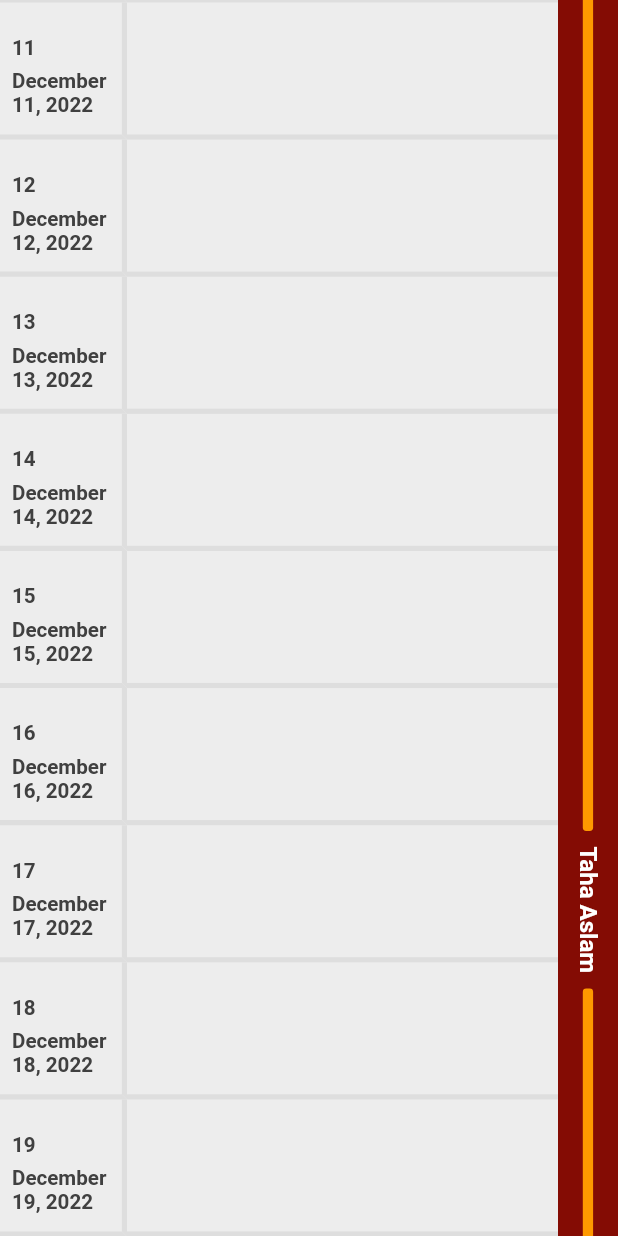
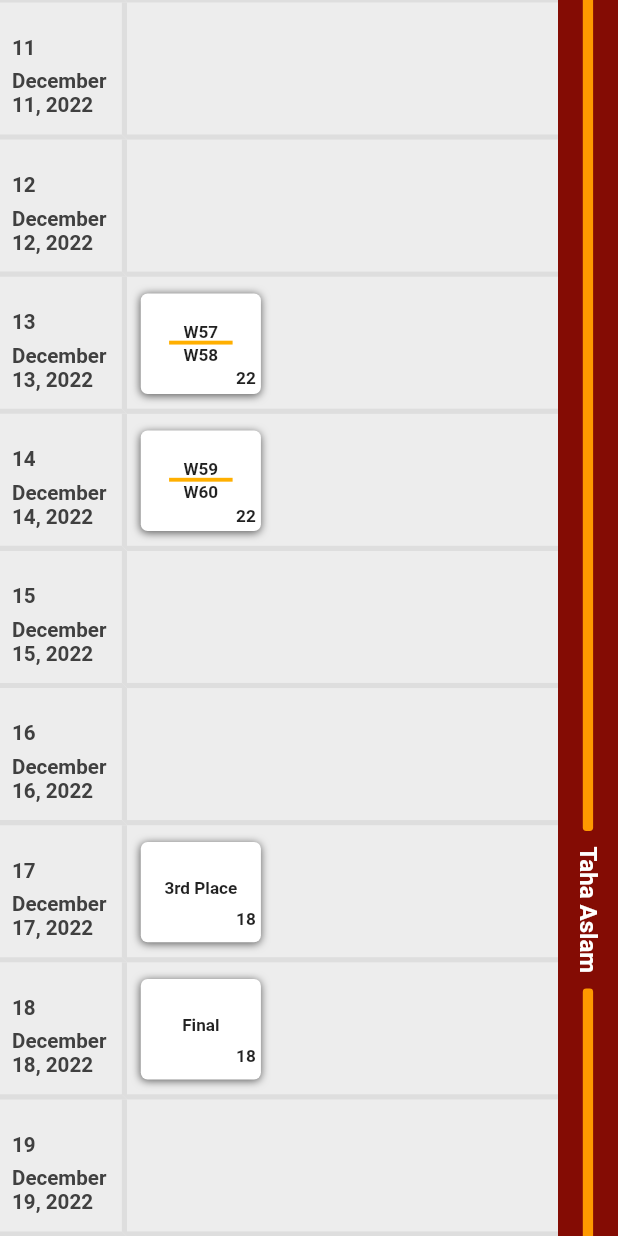
Before and after one commit to tahaaslam1/final_match_schedule, a Flutter app: the screen it shows after launch, scrolled down 1918 dp, on a phone screen of 412 x 824 dp. Run offline on Flutter 3.47's test engine with Material 2 defaults, Android fonts, the light colour scheme and no system bars; our stand-ins replace flutter_screenutil; Roboto replaces fonts that are missing (Ubuntu).

Commit message:
starting side bar

```diff
--- a/final_match_schedule/lib/data/tounament_data.dart
+++ b/final_match_schedule/lib/data/tounament_data.dart
@@ -724,10 +724,12 @@ class TournamentData {
       Match(
         matchId: 57,
         matchDateTime: DateTime.utc(2022, DateTime.december, 7, 11, 00, 00),
+        tournamentStage: TournamentStage.restDay,
       ),
       Match(
         matchId: 58,
         matchDateTime: DateTime.utc(2022, DateTime.december, 8, 12, 00, 00),
+        tournamentStage: TournamentStage.restDay,
       ),
       Match(
         matchId: 59,
@@ -776,10 +778,12 @@ class TournamentData {
       Match(
         matchId: 63,
         matchDateTime: DateTime.utc(2022, DateTime.december, 11, 13, 00, 00),
+        tournamentStage: TournamentStage.restDay,
       ),
       Match(
         matchId: 64,
         matchDateTime: DateTime.utc(2022, DateTime.december, 12, 14, 00, 00),
+        tournamentStage: TournamentStage.restDay,
       ),
       Match(
         matchId: 65,
@@ -806,10 +810,12 @@ class TournamentData {
       Match(
         matchId: 67,
         matchDateTime: DateTime.utc(2022, DateTime.december, 15, 15, 00, 00),
+        tournamentStage: TournamentStage.restDay,
       ),
       Match(
         matchId: 68,
         matchDateTime: DateTime.utc(2022, DateTime.december, 16, 16, 00, 00),
+        tournamentStage: TournamentStage.restDay,
       ),
       Match(
         matchId: 69,
@@ -818,18 +824,25 @@ class TournamentData {
         homeTeam: Country(
           countryName: '3rd Place',
         ),
+        awayTeam: Country(
+          countryName: '3rd Place',
+        ),
       ),
       Match(
         matchId: 70,
         matchDateTime: DateTime.utc(2022, DateTime.december, 18, 18, 00, 00),
-        tournamentStage: TournamentStage.thirdPlace,
+        tournamentStage: TournamentStage.finalMatch,
         homeTeam: Country(
+          countryName: 'Final',
+        ),
+        awayTeam: Country(
           countryName: 'Final',
         ),
       ),
       Match(
         matchId: 71,
         matchDateTime: DateTime.utc(2022, DateTime.december, 19, 17, 00, 00),
+        tournamentStage: TournamentStage.restDay,
       ),
     ],
   );
--- a/final_match_schedule/lib/models/match.dart
+++ b/final_match_schedule/lib/models/match.dart
@@ -6,7 +6,8 @@ enum TournamentStage {
   quaterFinals,
   semiFinals,
   thirdPlace,
-  finalMatch
+  finalMatch,
+  restDay
 }
 
 class Match {
@@ -14,13 +15,13 @@ class Match {
   final DateTime matchDateTime;
   final Country? homeTeam;
   final Country? awayTeam;
-  final TournamentStage? tournamentStage;
+  final TournamentStage tournamentStage;
 
   Match({
     required this.matchDateTime,
     this.homeTeam,
     this.awayTeam,
     required this.matchId,
-    this.tournamentStage,
+    required this.tournamentStage,
   });
 }
--- a/final_match_schedule/lib/presentation/screens/home_screen/home_screen.dart
+++ b/final_match_schedule/lib/presentation/screens/home_screen/home_screen.dart
@@ -22,8 +22,6 @@ class _HomeScreenState extends State<HomeScreen> {
   late final TournamentData matchData;
 
   List<Match> removeMatchDuplicates(List<Match> matches) {
-    print('matches length : ${matches.length} ');
-
     Set matcheSet = {};
     List<Match> unique = matches
         .where((element) => matcheSet.add(element.matchDateTime.day))
@@ -44,9 +42,6 @@ class _HomeScreenState extends State<HomeScreen> {
 
     matches = removeMatchDuplicates(matchData.getMatchData());
 
-    // for (int i = 0; i < matches.length; ++i) {
-    //   print('step $i : ${matches[i].matchDateTime.day}');
-    // }
     super.initState();
   }
 
@@ -91,12 +86,15 @@ class _HomeScreenState extends State<HomeScreen> {
                   SizedBox(
                     width: 35.w,
                     child: ListView.builder(
-                      primary: false,
+                      //physics: const NeverScrollableScrollPhysics(),
+                      //primary: false,
                       controller: listViewControllerTwo,
                       shrinkWrap: true,
                       itemCount: matches.length,
                       itemBuilder: (context, index) {
-                        return const SideBar();
+                        return SideBar(
+                          tournamentStage: matches[index].tournamentStage,
+                        );
                       },
                     ),
                   ),
--- a/final_match_schedule/lib/presentation/widgets/date_card.dart
+++ b/final_match_schedule/lib/presentation/widgets/date_card.dart
@@ -1,4 +1,3 @@
-import 'package:final_match_schedule/logger.dart';
 import 'package:final_match_schedule/styles.dart';
 import 'package:flutter/material.dart';
 import 'package:flutter_screenutil/flutter_screenutil.dart';
@@ -13,8 +12,6 @@ class DateCard extends StatelessWidget {
 
   @override
   Widget build(BuildContext context) {
-    logger.d('matchDateTime DateCard : ${matchDateTime}');
-
     return Container(
       height: 71.h,
       width: 74.w,
--- a/final_match_schedule/lib/presentation/widgets/match_card.dart
+++ b/final_match_schedule/lib/presentation/widgets/match_card.dart
@@ -1,3 +1,4 @@
+import 'package:final_match_schedule/models/match.dart';
 import 'package:final_match_schedule/styles.dart';
 import 'package:final_match_schedule/models/country.dart';
 import 'package:flutter/material.dart';
@@ -8,18 +9,20 @@ class MatchCard extends StatelessWidget {
   final String homeTeam;
   final String awayTeam;
   final DateTime matchTime;
+  final TournamentStage tournamentStage;
 
-  const MatchCard({
-    Key? key,
+  const MatchCard(
+      {Key? key,
       required this.awayTeam,
       required this.homeTeam,
       required this.group,
       required this.matchTime,
-  }) : super(key: key);
+      required this.tournamentStage})
+      : super(key: key);
 
   @override
   Widget build(BuildContext context) {
-    //TODO : check if group then build widget tree..
+    if (tournamentStage == TournamentStage.groupMatches) {
       return Container(
         height: 52.h,
         width: 70.w,
@@ -41,7 +44,7 @@ class MatchCard extends StatelessWidget {
           crossAxisAlignment: CrossAxisAlignment.start,
           children: [
             Padding(
-            padding: EdgeInsets.only(left : 4.0.w,top : 2.h),
+              padding: EdgeInsets.only(left: 4.0.w, top: 2.h),
               child: Text(
                 group!.name,
                 style: TextStyle(
@@ -56,7 +59,69 @@ class MatchCard extends StatelessWidget {
                 Column(
                   children: [
                     Text(
-                    homeTeam,
+                      homeTeam.toString(),
+                      style: TextStyle(
+                          fontWeight: FontWeight.w700, fontSize: 10.sp),
+                    ),
+                    Container(
+                      width: 37.w,
+                      height: 2.h, // Thickness
+                      color: Styles.matchCardDividerColor,
+                    ),
+                    Text(
+                      awayTeam,
+                      style: TextStyle(
+                          fontWeight: FontWeight.w700, fontSize: 10.sp),
+                    ),
+                  ],
+                ),
+              ],
+            ),
+            SizedBox(height: 2.h),
+            Padding(
+              padding: EdgeInsets.only(right: 3.0.w, bottom: 2.0.h),
+              child: Align(
+                alignment: Alignment.bottomRight,
+                child: Text(
+                  matchTime.hour.toString(),
+                  style:
+                      TextStyle(fontWeight: FontWeight.w700, fontSize: 10.sp),
+                ),
+              ),
+            )
+          ],
+        ),
+      );
+    } else if (tournamentStage == TournamentStage.roundOf16 ||
+        tournamentStage == TournamentStage.quaterFinals ||
+        tournamentStage == TournamentStage.semiFinals) {
+      return Container(
+        height: 52.h,
+        width: 70.w,
+        decoration: BoxDecoration(
+          boxShadow: [
+            BoxShadow(
+              color: Styles.containerShadowColor.withOpacity(0.60),
+              blurRadius: 4,
+              offset: const Offset(0.0, 1.0),
+            )
+          ],
+          color: Styles.matchCardBackgroundColor,
+          borderRadius: BorderRadius.all(
+            Radius.circular(4.r),
+          ),
+        ),
+        child: Column(
+          mainAxisAlignment: MainAxisAlignment.center,
+          children: [
+            SizedBox(
+              height: 13.h,
+            ),
+            Column(
+              mainAxisAlignment: MainAxisAlignment.center,
+              children: [
+                Text(
+                  homeTeam.toString(),
                   style:
                       TextStyle(fontWeight: FontWeight.w700, fontSize: 10.sp),
                 ),
@@ -72,8 +137,6 @@ class MatchCard extends StatelessWidget {
                 ),
               ],
             ),
-            ],
-          ),
             SizedBox(height: 2.h),
             Padding(
               padding: EdgeInsets.only(right: 3.0.w, bottom: 2.0.h),
@@ -81,12 +144,69 @@ class MatchCard extends StatelessWidget {
                 alignment: Alignment.bottomRight,
                 child: Text(
                   matchTime.hour.toString(),
-                style: TextStyle(fontWeight: FontWeight.w700, fontSize: 10.sp),
+                  style:
+                      TextStyle(fontWeight: FontWeight.w700, fontSize: 10.sp),
                 ),
               ),
             )
           ],
         ),
       );
+    } else if (tournamentStage == TournamentStage.thirdPlace ||
+        tournamentStage == TournamentStage.finalMatch) {
+      return Container(
+        height: 52.h,
+        width: 70.w,
+        decoration: BoxDecoration(
+          boxShadow: [
+            BoxShadow(
+              color: Styles.containerShadowColor.withOpacity(0.60),
+              blurRadius: 4,
+              offset: const Offset(0.0, 1.0),
+            )
+          ],
+          color: Styles.matchCardBackgroundColor,
+          borderRadius: BorderRadius.all(
+            Radius.circular(4.r),
+          ),
+        ),
+        child: Column(
+          mainAxisAlignment: MainAxisAlignment.center,
+          children: [
+            SizedBox(
+              height: 13.h,
+            ),
+            Column(
+              mainAxisAlignment: MainAxisAlignment.center,
+              crossAxisAlignment: CrossAxisAlignment.center,
+              children: [
+                Text(
+                  homeTeam,
+                  style:
+                      TextStyle(fontWeight: FontWeight.w700, fontSize: 10.sp),
+                ),
+              ],
+            ),
+            SizedBox(height: 6.0.h),
+            Padding(
+              padding: EdgeInsets.only(right: 3.0.w, bottom: 2.0.h),
+              child: Align(
+                alignment: Alignment.bottomRight,
+                child: Text(
+                  matchTime.hour.toString(),
+                  style:
+                      TextStyle(fontWeight: FontWeight.w700, fontSize: 10.sp),
+                ),
+              ),
+            )
+          ],
+        ),
+      );
+    } else {
+      return SizedBox(
+        height: 52.h,
+        width: 70.w,
+      );
     }
   }
+}
--- a/final_match_schedule/lib/presentation/widgets/match_list.dart
+++ b/final_match_schedule/lib/presentation/widgets/match_list.dart
@@ -7,7 +7,7 @@ import 'package:final_match_schedule/presentation/widgets/match_card.dart';
 import 'package:flutter/material.dart';
 import 'package:flutter_screenutil/flutter_screenutil.dart';
 
-class MatchList extends StatelessWidget {
+class MatchList extends StatefulWidget {
   final DateTime matchDateTime;
 
   const MatchList({
@@ -16,21 +16,38 @@ class MatchList extends StatelessWidget {
   }) : super(key: key);
 
   @override
+  State<MatchList> createState() => _MatchListState();
+}
+
+class _MatchListState extends State<MatchList> {
+  late TournamentData matchData;
+  late List<Match> matches;
+  late List<Match> newMatchList;
+
+  List<Match> generateNewList(List<Match> matches, DateTime matchDateTime) {
+    List<Match> newMatchList = [];
+
+    for (int i = 0; i < matches.length; ++i) {
+      if ((matches[i].matchDateTime.day == matchDateTime.day) &&
+          (matches[i].homeTeam != null)) {
+        newMatchList.add(matches[i]);
+      }
+    }
+    return newMatchList;
+  }
+
+  @override
+  void initState() {
+    matchData = TournamentData();
+
+    matches = matchData.getMatchData();
+
+    newMatchList = generateNewList(matches, widget.matchDateTime);
+    super.initState();
+  }
+
+  @override
   Widget build(BuildContext context) {
-    // TournamentData matchData = TournamentData();
-    // final matches = matchData.getMatchData();
-
-    // int generateItemCount(List<Match> matches, DateTime matchDateTime) {
-    //   int itemCount = 0;
-    //   for (int i = 0; i < matches.length; ++i) {
-    //     if (matches[i].matchDateTime.day == matchDateTime.day) {
-    //       itemCount++;
-    //     }
-    //   }
-    //   return itemCount;
-    // }
-
-    logger.d('matchDateTime Match List : ${matchDateTime.day}');
     return Container(
       height: 71.h,
       width: 251.w,
@@ -43,16 +60,17 @@ class MatchList extends StatelessWidget {
         ),
       ),
       child: ListView.builder(
-        itemCount: 2, //generateItemCount(matches, matchDateTime),
+        itemCount: newMatchList.length,
         itemBuilder: (context, index) {
           return Row(
             children: [
-              // MatchCard(
-              //   awayTeam: matches[index].awayTeam!.countryName,
-              //   homeTeam: matches[index].homeTeam!.countryName,
-              //   group: matches[index].awayTeam!.countryGroup,
-              //   matchTime: DateTime.now(),
-              // ),
+              MatchCard(
+                awayTeam: newMatchList[index].awayTeam!.countryName,
+                homeTeam: newMatchList[index].homeTeam!.countryName,
+                group: newMatchList[index].awayTeam!.countryGroup,
+                matchTime: newMatchList[index].matchDateTime,
+                tournamentStage: newMatchList[index].tournamentStage,
+              ),
               SizedBox(
                 width: 10.0.w,
               ),
--- a/final_match_schedule/lib/presentation/widgets/side_bar.dart
+++ b/final_match_schedule/lib/presentation/widgets/side_bar.dart
@@ -1,10 +1,14 @@
+import 'package:final_match_schedule/models/match.dart';
 import 'package:flutter/material.dart';
 import 'package:flutter_screenutil/flutter_screenutil.dart';
 import 'package:final_match_schedule/styles.dart';
 
 class SideBar extends StatelessWidget {
+  final TournamentStage tournamentStage;
+
   const SideBar({
     Key? key,
+    required this.tournamentStage,
   }) : super(key: key);
 
   @override
```
Also changed, not shown: 5 other files. Lines whose indentation alone changed are shown as unchanged.
